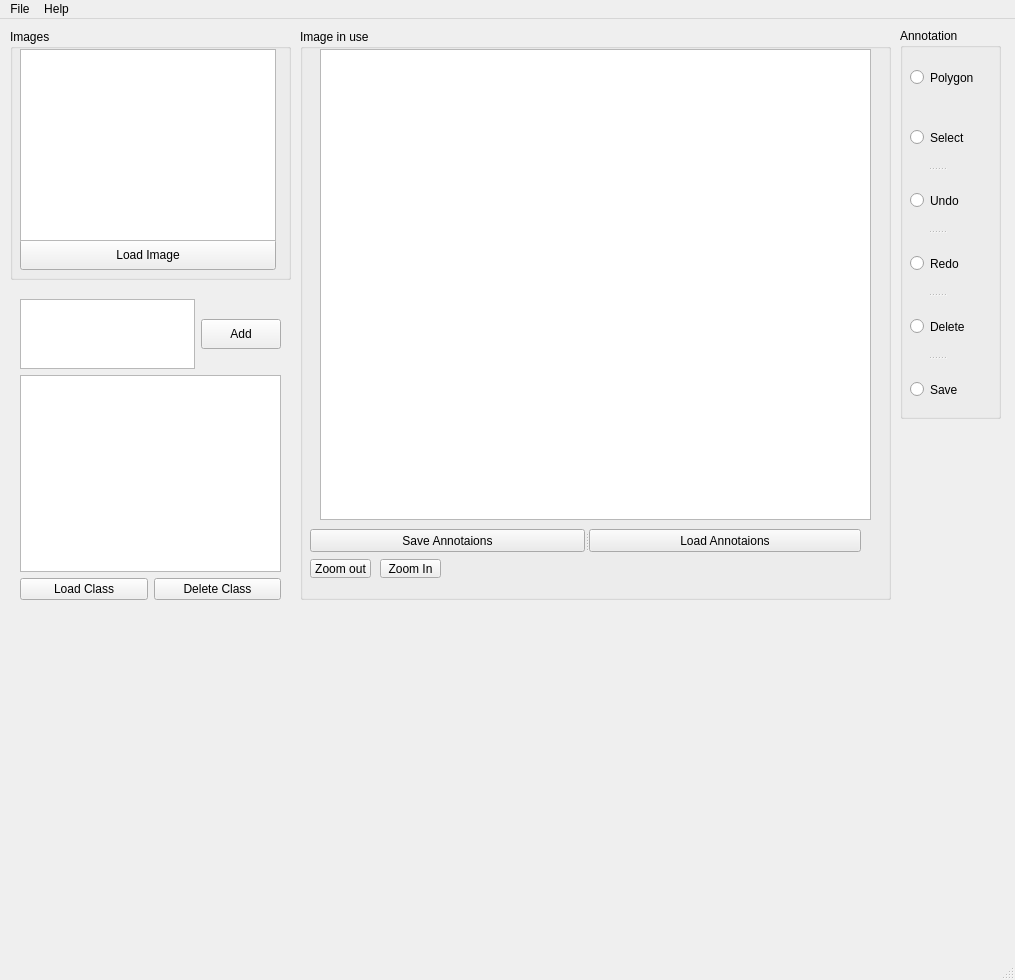
The window that mainwindow.ui (SDI-Group-35/Project) describes before a commit, drawn with Qt 5.
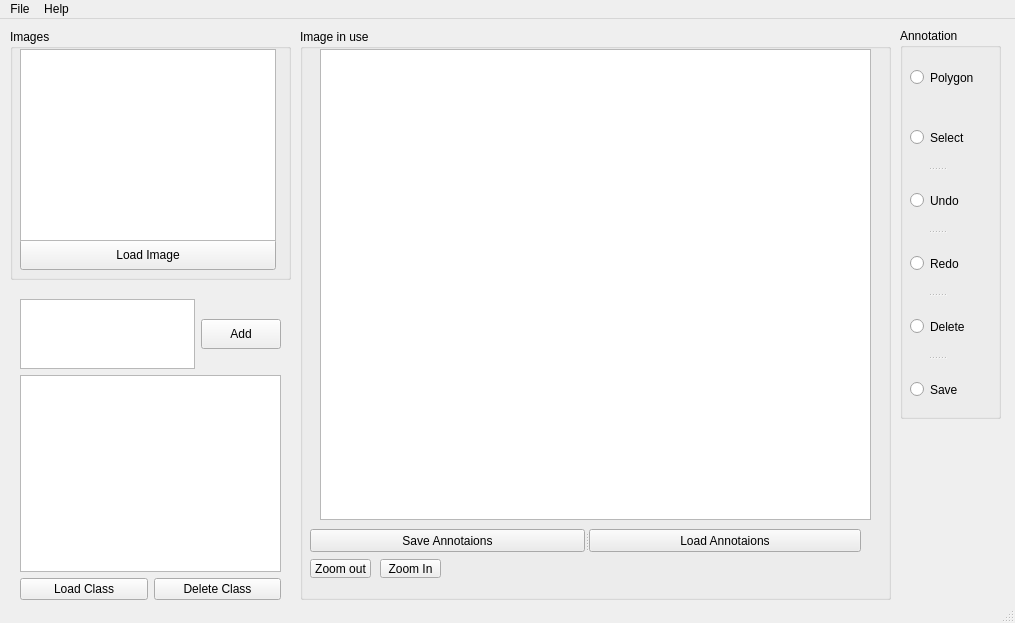
The same window after the commit.

Commit message: Class list working

Diff of the .ui file:
```diff
--- a/mainwindow.ui
+++ b/mainwindow.ui
@@ -7,7 +7,7 @@
     <x>0</x>
     <y>0</y>
     <width>1015</width>
-    <height>980</height>
+    <height>623</height>
    </rect>
   </property>
   <property name="windowTitle">
@@ -204,7 +204,7 @@
      <enum>Qt::Vertical</enum>
     </property>
    </widget>
-   <widget class="QWidget" name="">
+   <widget class="QWidget" name="layoutWidget">
     <property name="geometry">
      <rect>
       <x>20</x>
```
Left out of the diff: 12 changed lines with no effect on the pictures. The commit also changes 3 other files.
